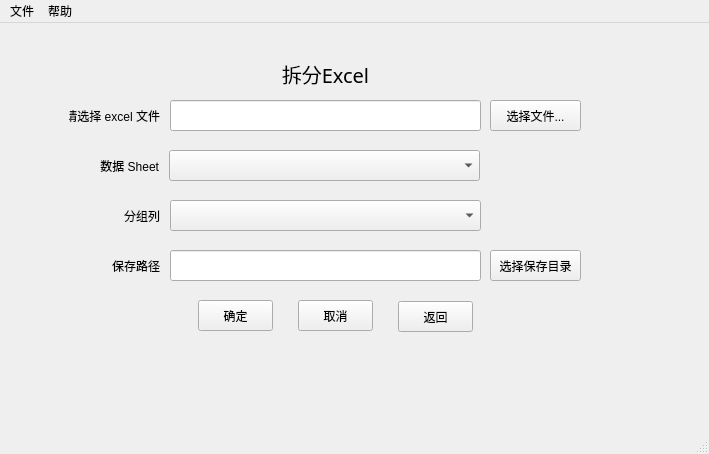
First picture: the form in splitonlywindow.ui, repository ainiaa/splitExcel, before the edit.
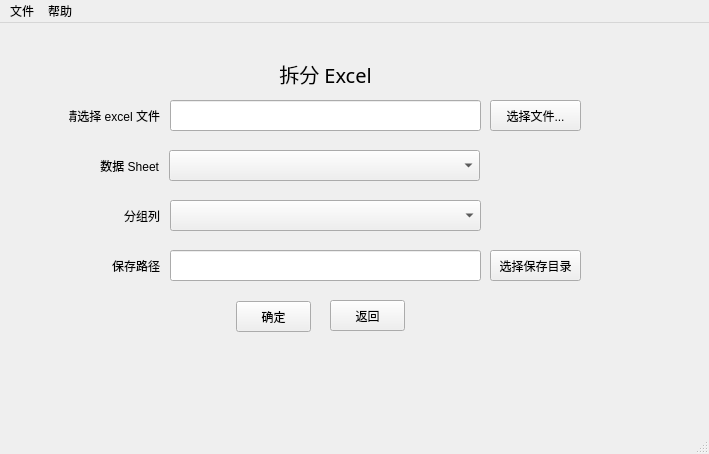
Second picture: the form after the edit. Icons and pictures are not drawn.

The edit to the form file:
```diff
--- a/splitonlywindow.ui
+++ b/splitonlywindow.ui
@@ -79,19 +79,6 @@
      </rect>
     </property>
    </widget>
-   <widget class="QPushButton" name="cancelPushButton">
-    <property name="geometry">
-     <rect>
-      <x>298</x>
-      <y>277</y>
-      <width>75</width>
-      <height>31</height>
-     </rect>
-    </property>
-    <property name="text">
-     <string>取消</string>
-    </property>
-   </widget>
    <widget class="QLabel" name="selectFileLabel">
     <property name="geometry">
      <rect>
@@ -127,7 +114,7 @@
      </font>
     </property>
     <property name="text">
-     <string>拆分Excel</string>
+     <string>拆分 Excel</string>
     </property>
     <property name="alignment">
      <set>Qt::AlignCenter</set>
@@ -169,19 +156,6 @@
      <string/>
     </property>
    </widget>
-   <widget class="QPushButton" name="submitPushButton">
-    <property name="geometry">
-     <rect>
-      <x>198</x>
-      <y>277</y>
-      <width>75</width>
-      <height>31</height>
-     </rect>
-    </property>
-    <property name="text">
-     <string>确定</string>
-    </property>
-   </widget>
    <widget class="QLabel" name="groupFieldLabel">
     <property name="geometry">
      <rect>
@@ -214,8 +188,8 @@
    <widget class="QPushButton" name="gobackPushButton">
     <property name="geometry">
      <rect>
-      <x>398</x>
-      <y>278</y>
+      <x>330</x>
+      <y>277</y>
       <width>75</width>
       <height>31</height>
      </rect>
@@ -224,6 +198,19 @@
      <string>返回</string>
     </property>
    </widget>
+   <widget class="QPushButton" name="submitPushButton">
+    <property name="geometry">
+     <rect>
+      <x>236</x>
+      <y>278</y>
+      <width>75</width>
+      <height>31</height>
+     </rect>
+    </property>
+    <property name="text">
+     <string>确定</string>
+    </property>
+   </widget>
   </widget>
   <widget class="QMenuBar" name="menubar">
    <property name="geometry">
```
Left out of the diff: 2 changed lines with no effect on the pictures.
